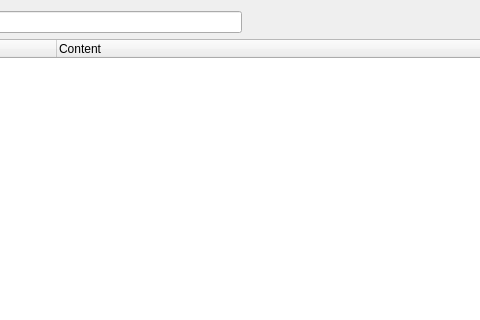
First picture: the form in starviewer/src/core/qdicomdumpbrowserbase.ui, repository starviewer-medical/starviewer, before the edit; both pictures show x 155 to 635 and y 0 to 320 of the 750 by 552 pixel window.
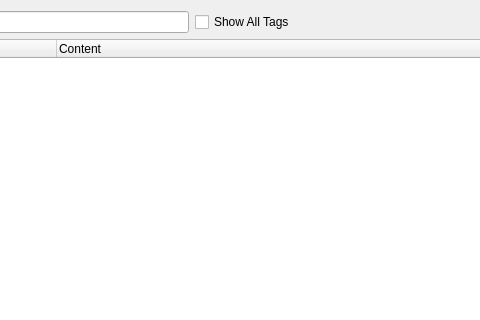
Second picture: the form after the edit. Icons and pictures are not drawn.

Commit message: ENH: S'afegeix un check box per poder canviar la manera de cercar en el DICOMDumpBrowser.

```diff
--- a/starviewer/src/core/qdicomdumpbrowserbase.ui
+++ b/starviewer/src/core/qdicomdumpbrowserbase.ui
@@ -48,6 +48,13 @@
      <item>
       <widget class="QLineEdit" name="m_searchTagLineEdit"/>
      </item>
+     <item>
+      <widget class="QCheckBox" name="m_showAllTagsCheckBox">
+       <property name="text">
+        <string>Show All Tags</string>
+       </property>
+      </widget>
+     </item>
      <item>
       <spacer name="horizontalSpacer">
        <property name="orientation">
```
The commit also changes 2 other files.
